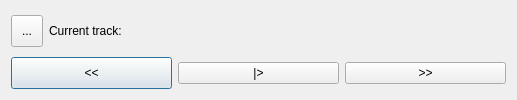
Old version of the form libraries/mvp-player-qtgui/src/mvp-player-qtgui/ui/MVPPlayerDialog.ui in the repository edubois/mvp-player.
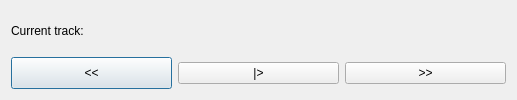
New version of the form.

Commit message: mvp-player: logic is now working (playing file), but previous/next are not yet working.

```diff
--- a/libraries/mvp-player-qtgui/src/mvp-player-qtgui/ui/MVPPlayerDialog.ui
+++ b/libraries/mvp-player-qtgui/src/mvp-player-qtgui/ui/MVPPlayerDialog.ui
@@ -19,25 +19,6 @@
   <layout class="QVBoxLayout" name="verticalLayout">
    <item>
     <layout class="QHBoxLayout" name="horizontalLayout_2">
-     <item>
-      <widget class="QToolButton" name="btnOpen">
-       <property name="minimumSize">
-        <size>
-         <width>32</width>
-         <height>32</height>
-        </size>
-       </property>
-       <property name="baseSize">
-        <size>
-         <width>32</width>
-         <height>32</height>
-        </size>
-       </property>
-       <property name="text">
-        <string>...</string>
-       </property>
-      </widget>
-     </item>
      <item>
       <widget class="QLabel" name="label">
        <property name="text">
```
The commit also changes 12 other files.
